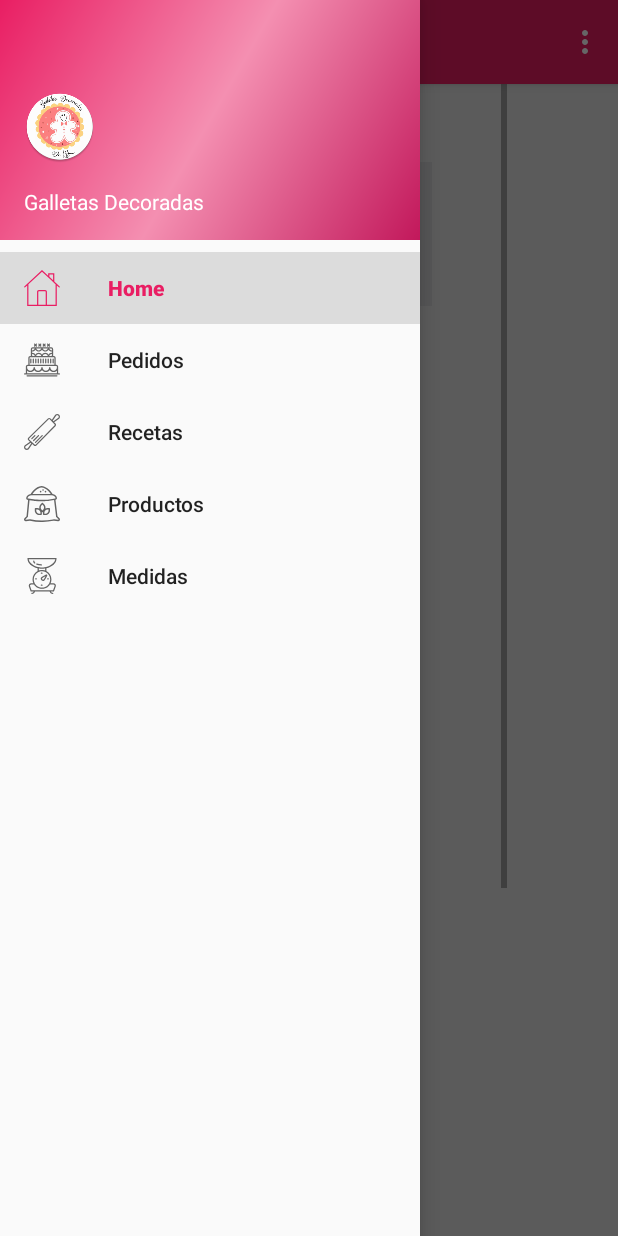
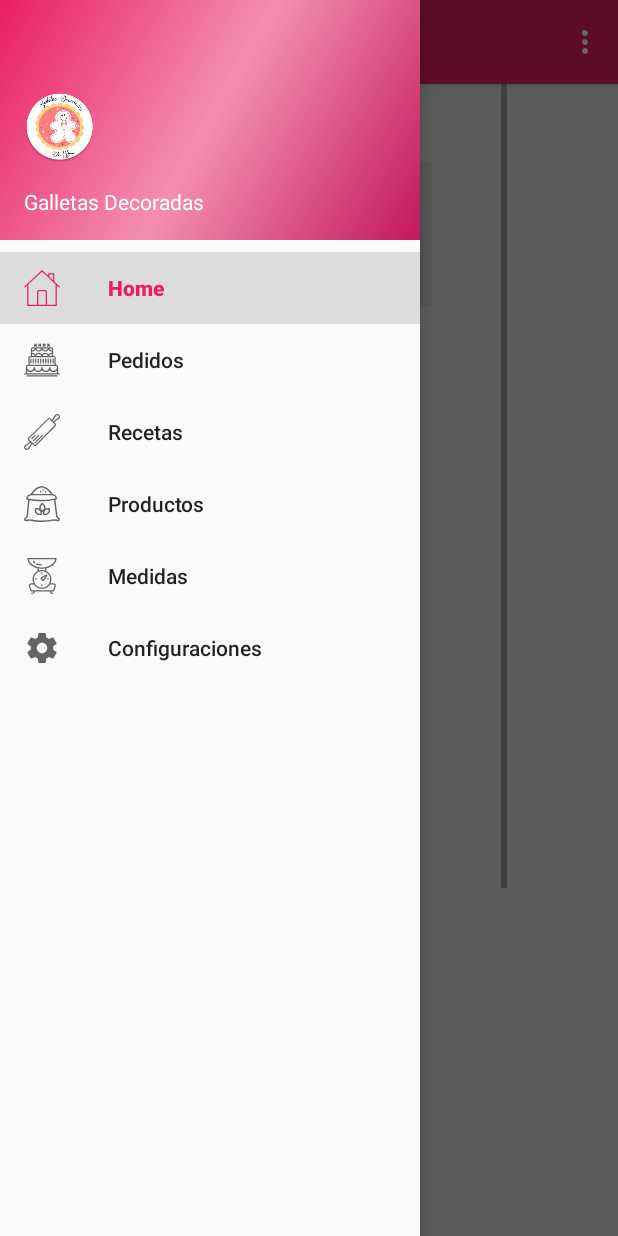
Before and after one commit to rich210/GalletasInventario, an Android app: the screen it shows after launch (MainActivity), with the side drawer open, on a phone screen of 412 x 824 dp. Run offline under Robolectric (Android 15) with nearby library versions, the phone set to English and light mode, and no system bars; libraries missing offline, so code that uses them is left out: com.github.sundeepk.compactcalendarview; 7 statements that could not run were skipped.

Commit message:
Started to add preference screen and calendar provider

```diff
--- a/app/src/main/AndroidManifest.xml
+++ b/app/src/main/AndroidManifest.xml
@@ -34,6 +34,8 @@
     </application>
     <uses-feature android:name="android.hardware.Camera" android:required="false"/>
     <uses-permission android:name="android.permission.WRITE_EXTERNAL_STORAGE" android:maxSdkVersion="18" />
+    <uses-permission android:name="android.permission.READ_CALENDAR" />
+    <uses-permission android:name="android.permission.WRITE_CALENDAR" />
 
 
 </manifest>
--- a/app/src/main/java/com/example/resparza/galletasinventariosv2/MainActivity.java
+++ b/app/src/main/java/com/example/resparza/galletasinventariosv2/MainActivity.java
@@ -21,6 +21,7 @@ import android.view.animation.AnimationUtils;
 import com.example.resparza.galletasinventariosv2.dbadapters.DBAdapter;
 import com.example.resparza.galletasinventariosv2.views.Main;
 import com.example.resparza.galletasinventariosv2.views.measurementsTypes.MainMeasurements;
+import com.example.resparza.galletasinventariosv2.views.miscellaneous.SettingsFragment;
 import com.example.resparza.galletasinventariosv2.views.orders.MainOrders;
 import com.example.resparza.galletasinventariosv2.views.products.MainProducts;
 import com.example.resparza.galletasinventariosv2.views.recipes.MainRecipes;
@@ -144,6 +145,9 @@ public class MainActivity extends AppCompatActivity
             case R.id.nav_measures:
                 fragmentClass = MainMeasurements.class;
                 break;
+            case R.id.nav_settings:
+                fragmentClass = SettingsFragment.class;
+                break;
             default:
                 fragmentClass = Main.class;
         }
--- a/app/src/main/java/com/example/resparza/galletasinventariosv2/views/CustomCalendar.java
+++ b/app/src/main/java/com/example/resparza/galletasinventariosv2/views/miscellaneous/CustomCalendar.java
@@ -1,4 +1,4 @@
-package com.example.resparza.galletasinventariosv2.views;
+package com.example.resparza.galletasinventariosv2.views.miscellaneous;
 
 import android.content.Context;
 import android.util.AttributeSet;
--- /dev/null
+++ b/app/src/main/res/drawable/ic_settings.xml
@@ -0,0 +1,9 @@
+<vector xmlns:android="http://schemas.android.com/apk/res/android"
+        android:width="24dp"
+        android:height="24dp"
+        android:viewportWidth="24.0"
+        android:viewportHeight="24.0">
+    <path
+        android:fillColor="#FF000000"
+        android:pathData="M19.43,12.98c0.04,-0.32 0.07,-0.64 0.07,-0.98s-0.03,-0.66 -0.07,-0.98l2.11,-1.65c0.19,-0.15 0.24,-0.42 0.12,-0.64l-2,-3.46c-0.12,-0.22 -0.39,-0.3 -0.61,-0.22l-2.49,1c-0.52,-0.4 -1.08,-0.73 -1.69,-0.98l-0.38,-2.65C14.46,2.18 14.25,2 14,2h-4c-0.25,0 -0.46,0.18 -0.49,0.42l-0.38,2.65c-0.61,0.25 -1.17,0.59 -1.69,0.98l-2.49,-1c-0.23,-0.09 -0.49,0 -0.61,0.22l-2,3.46c-0.13,0.22 -0.07,0.49 0.12,0.64l2.11,1.65c-0.04,0.32 -0.07,0.65 -0.07,0.98s0.03,0.66 0.07,0.98l-2.11,1.65c-0.19,0.15 -0.24,0.42 -0.12,0.64l2,3.46c0.12,0.22 0.39,0.3 0.61,0.22l2.49,-1c0.52,0.4 1.08,0.73 1.69,0.98l0.38,2.65c0.03,0.24 0.24,0.42 0.49,0.42h4c0.25,0 0.46,-0.18 0.49,-0.42l0.38,-2.65c0.61,-0.25 1.17,-0.59 1.69,-0.98l2.49,1c0.23,0.09 0.49,0 0.61,-0.22l2,-3.46c0.12,-0.22 0.07,-0.49 -0.12,-0.64l-2.11,-1.65zM12,15.5c-1.93,0 -3.5,-1.57 -3.5,-3.5s1.57,-3.5 3.5,-3.5 3.5,1.57 3.5,3.5 -1.57,3.5 -3.5,3.5z"/>
+</vector>
--- a/app/src/main/res/menu/activity_main_drawer.xml
+++ b/app/src/main/res/menu/activity_main_drawer.xml
@@ -23,6 +23,10 @@
             android:id="@+id/nav_measures"
             android:icon="@drawable/ic_scale"
             android:title="Medidas" />
+        <item
+            android:id="@+id/nav_settings"
+            android:icon="@drawable/ic_settings"
+            android:title="Configuraciones" />
     </group>
 
 </menu>
--- a/app/src/main/res/values/styles.xml
+++ b/app/src/main/res/values/styles.xml
@@ -7,6 +7,7 @@
         <item name="colorPrimaryDark">@color/colorPrimaryDark</item>
         <item name="colorAccent">@color/colorAccent</item>
         <item name="android:dropDownListViewStyle">@style/SpinnerStyle</item>
+        <item name="preferenceTheme">@style/PreferenceThemeOverlay</item>
     </style>
 
     <style name="AppTheme.NoActionBar">
@@ -27,4 +28,8 @@
         <item name="android:textColor">@color/colorPrimaryTextDark</item>
         <item name="android:textSize">@dimen/text_view_text_size</item>
     </style>
+
+    <style name="SettingsTheme" parent="Theme.AppCompat.Light.DarkActionBar">
+        <item name="preferenceTheme">@style/PreferenceThemeOverlay</item>
+    </style>
 </resources>
--- a/build.gradle
+++ b/build.gradle
@@ -5,7 +5,7 @@ buildscript {
         jcenter()
     }
     dependencies {
-        classpath 'com.android.tools.build:gradle:2.2.3'
+        classpath 'com.android.tools.build:gradle:2.3.3'
 
         // NOTE: Do not place your application dependencies here; they belong
         // in the individual module build.gradle files
```
Also changed, not shown: app/build.gradle (+10 -8 lines), app/src/main/java/com/example/resparza/galletasinventariosv2/views/miscellaneous/MyCalendar.java (added, +36 -0 lines), app/src/main/java/com/example/resparza/galletasinventariosv2/views/miscellaneous/SettingsFragment.java (added, +78 -0 lines), app/src/main/res/xml/preferences.xml (added, +10 -0 lines), app/src/main/ic_settings-web.png (added), gradle/wrapper/gradle-wrapper.properties.
